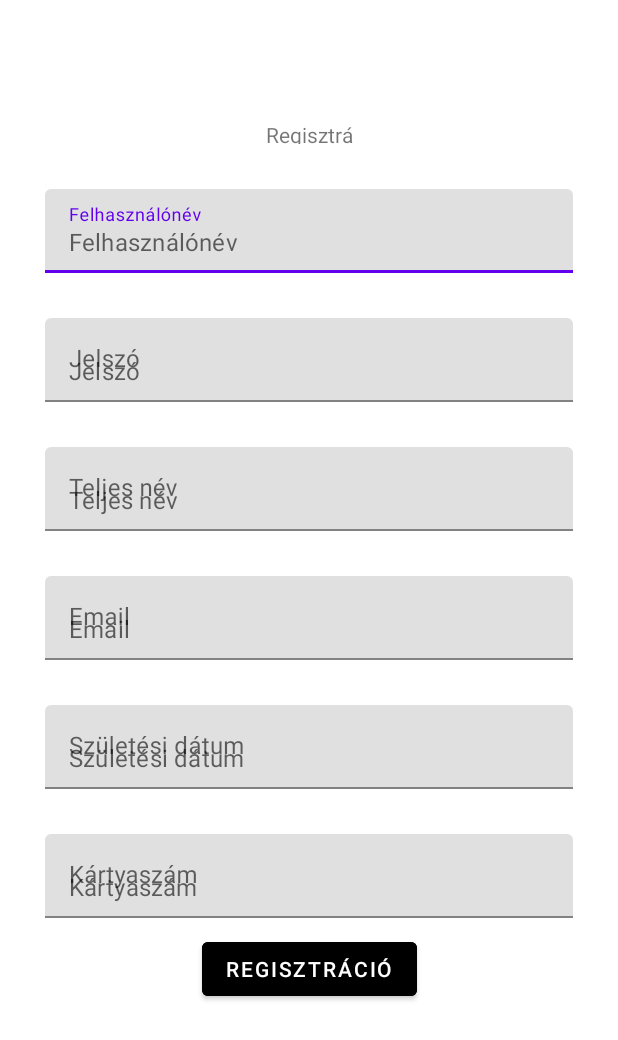
After one commit to ocsko/forma1, an Android app: the layout activity_regisztracio.xml on its own in the app's theme, with its tools: preview values and no code run, on a phone screen of 412 x 824 dp. The commit adds this screen. Shown: the top 1040 px of the screen. Run offline under Robolectric (Android 15) with nearby library versions, the phone set to English and light mode, and no system bars.

Commit message:
registeruser

```diff
--- /dev/null
+++ b/app/src/main/res/layout/activity_regisztracio.xml
@@ -0,0 +1,168 @@
+<?xml version="1.0" encoding="utf-8"?>
+<androidx.constraintlayout.widget.ConstraintLayout xmlns:android="http://schemas.android.com/apk/res/android"
+    xmlns:app="http://schemas.android.com/apk/res-auto"
+    xmlns:tools="http://schemas.android.com/tools"
+    android:layout_width="match_parent"
+    android:layout_height="match_parent">
+
+    <TextView
+        android:id="@+id/textView4"
+        android:layout_width="61dp"
+        android:layout_height="16dp"
+        android:gravity="center"
+        android:text="@string/register"
+        app:layout_constraintBottom_toBottomOf="parent"
+        app:layout_constraintEnd_toEndOf="parent"
+        app:layout_constraintStart_toStartOf="parent"
+        app:layout_constraintTop_toTopOf="parent"
+        app:layout_constraintVertical_bias="0.099" />
+
+    <com.google.android.material.textfield.TextInputLayout
+        android:id="@+id/Username"
+        android:layout_width="match_parent"
+        android:layout_height="wrap_content"
+        android:layout_marginLeft="30dp"
+        android:layout_marginTop="30dp"
+        android:layout_marginRight="30dp"
+        android:hint="@string/username"
+        android:orientation="vertical"
+        app:layout_constraintEnd_toEndOf="parent"
+        app:layout_constraintStart_toStartOf="parent"
+        app:layout_constraintTop_toBottomOf="@+id/textView4">
+
+        <com.google.android.material.textfield.TextInputEditText
+            android:id="@+id/username"
+            android:layout_width="match_parent"
+            android:layout_height="wrap_content"
+            android:hint="@string/username"
+            tools:ignore="TextContrastCheck,TouchTargetSizeCheck"
+            tools:targetApi="jelly_bean" />
+    </com.google.android.material.textfield.TextInputLayout>
+
+    <com.google.android.material.textfield.TextInputLayout
+        android:id="@+id/Password"
+        android:layout_width="match_parent"
+        android:layout_height="wrap_content"
+        android:layout_marginLeft="30dp"
+        android:layout_marginTop="30dp"
+        android:layout_marginRight="30dp"
+        android:hint="@string/password"
+        android:orientation="vertical"
+        app:layout_constraintEnd_toEndOf="parent"
+        app:layout_constraintStart_toStartOf="parent"
+        app:layout_constraintTop_toBottomOf="@+id/Username">
+
+        <com.google.android.material.textfield.TextInputEditText
+            android:id="@+id/password"
+            android:layout_width="match_parent"
+            android:layout_height="wrap_content"
+            android:hint="@string/password"
+            tools:ignore="TextContrastCheck,TouchTargetSizeCheck"
+            tools:targetApi="jelly_bean" />
+    </com.google.android.material.textfield.TextInputLayout>
+
+    <com.google.android.material.textfield.TextInputLayout
+        android:id="@+id/FullName"
+        android:layout_width="match_parent"
+        android:layout_height="wrap_content"
+        android:layout_marginLeft="30dp"
+        android:layout_marginTop="30dp"
+        android:layout_marginRight="30dp"
+        android:hint="@string/fullname"
+        android:orientation="vertical"
+        app:layout_constraintEnd_toEndOf="parent"
+        app:layout_constraintStart_toStartOf="parent"
+        app:layout_constraintTop_toBottomOf="@+id/Password">
+
+        <com.google.android.material.textfield.TextInputEditText
+            android:id="@+id/fullname"
+            android:layout_width="match_parent"
+            android:layout_height="wrap_content"
+            android:hint="@string/fullname"
+            tools:ignore="TextContrastCheck,TouchTargetSizeCheck"
+            tools:targetApi="jelly_bean" />
+    </com.google.android.material.textfield.TextInputLayout>
+
+    <com.google.android.material.textfield.TextInputLayout
+        android:id="@+id/Email"
+        android:layout_width="match_parent"
+        android:layout_height="wrap_content"
+        android:layout_marginLeft="30dp"
+        android:layout_marginTop="30dp"
+        android:layout_marginRight="30dp"
+        android:hint="@string/email"
+        android:orientation="vertical"
+        app:layout_constraintEnd_toEndOf="parent"
+        app:layout_constraintStart_toStartOf="parent"
+        app:layout_constraintTop_toBottomOf="@+id/FullName">
+
+        <com.google.android.material.textfield.TextInputEditText
+            android:id="@+id/email"
+            android:layout_width="match_parent"
+            android:layout_height="wrap_content"
+            android:hint="@string/email"
+            tools:ignore="TextContrastCheck,TouchTargetSizeCheck"
+            tools:targetApi="jelly_bean" />
+    </com.google.android.material.textfield.TextInputLayout>
+
+    <com.google.android.material.textfield.TextInputLayout
+        android:id="@+id/BornDate"
+        android:layout_width="match_parent"
+        android:layout_height="wrap_content"
+        android:layout_marginLeft="30dp"
+        android:layout_marginTop="30dp"
+        android:layout_marginRight="30dp"
+        android:hint="@string/borndate"
+        android:orientation="vertical"
+        app:layout_constraintEnd_toEndOf="parent"
+        app:layout_constraintStart_toStartOf="parent"
+        app:layout_constraintTop_toBottomOf="@+id/Email">
+
+        <com.google.android.material.textfield.TextInputEditText
+            android:id="@+id/borndate"
+            android:layout_width="match_parent"
+            android:layout_height="wrap_content"
+            android:hint="@string/borndate"
+            tools:ignore="TextContrastCheck,TouchTargetSizeCheck"
+            tools:targetApi="jelly_bean" />
+    </com.google.android.material.textfield.TextInputLayout>
+
+    <com.google.android.material.textfield.TextInputLayout
+        android:id="@+id/CardNumber"
+        android:layout_width="match_parent"
+        android:layout_height="wrap_content"
+        android:layout_marginLeft="30dp"
+        android:layout_marginTop="30dp"
+        android:layout_marginRight="30dp"
+        android:hint="@string/cardnumber"
+        android:orientation="vertical"
+        app:layout_constraintEnd_toEndOf="parent"
+        app:layout_constraintStart_toStartOf="parent"
+        app:layout_constraintTop_toBottomOf="@+id/BornDate">
+
+        <com.google.android.material.textfield.TextInputEditText
+            android:id="@+id/cardnumber"
+            android:layout_width="match_parent"
+            android:layout_height="wrap_content"
+            android:hint="@string/cardnumber"
+            tools:ignore="TextContrastCheck,TouchTargetSizeCheck"
+            tools:targetApi="jelly_bean" />
+    </com.google.android.material.textfield.TextInputLayout>
+
+    <Button
+        android:id="@+id/registerButton"
+        android:layout_width="wrap_content"
+        android:layout_height="wrap_content"
+        android:layout_marginTop="10dp"
+        android:text="@string/register"
+        android:textColor="#FFFFFF"
+        android:backgroundTint="@color/black"
+        app:layout_constraintEnd_toEndOf="parent"
+        app:layout_constraintStart_toStartOf="parent"
+        app:layout_constraintTop_toBottomOf="@+id/CardNumber"
+        tools:ignore="DuplicateSpeakableTextCheck,TextContrastCheck" />
+
+
+
+
+</androidx.constraintlayout.widget.ConstraintLayout>
--- a/app/src/main/res/values/strings.xml
+++ b/app/src/main/res/values/strings.xml
@@ -1,9 +1,14 @@
 <resources>
     <string name="app_name">remekv2</string>
-    <string name="login">Login</string>
-    <string name="username">username</string>
-    <string name="password">password</string>
-    <string name="loginbtn">Login</string>
+    <string name="login">Bejelentkezés</string>
+    <string name="username">Felhasználónév</string>
+    <string name="password">Jelszó</string>
+    <string name="loginbtn">Bejelentkezés</string>
     <string name="eddigi_fogadasok">Eddigi fogadások</string>
     <string name="fogadas">Fogadás</string>
+    <string name="register">Regisztráció</string>
+    <string name="fullname">Teljes név</string>
+    <string name="email">Email</string>
+    <string name="borndate">Születési dátum</string>
+    <string name="cardnumber">Kártyaszám</string>
 </resources>
```
Also changed, not shown: app/src/main/java/com/example/remekv2/FelhasznaloRegisztracio.java (added, +56 -0 lines), app/src/main/java/com/example/remekv2/Regisztracio.java (added, +55 -0 lines), app/src/main/java/com/example/remekv2/User.java (added, +68 -0 lines).
